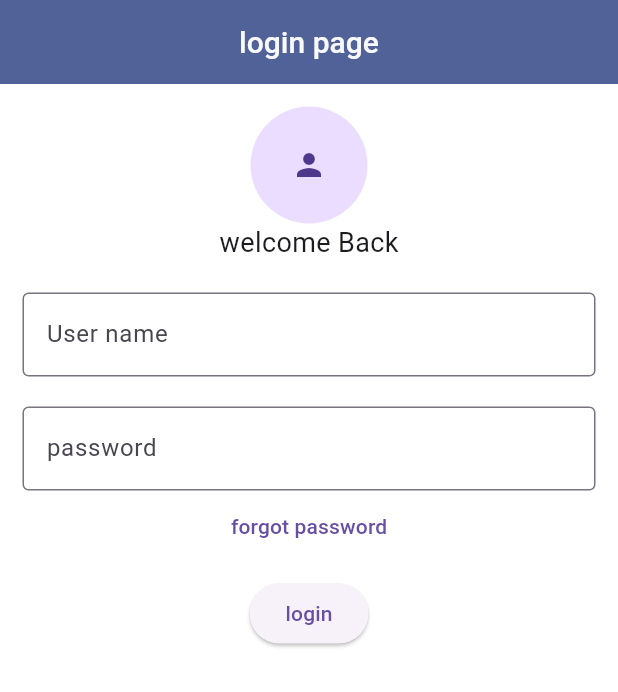
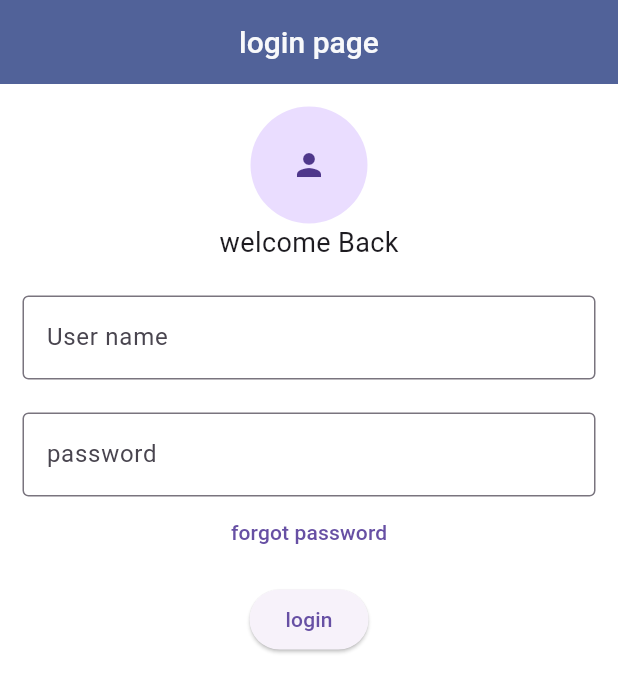
Before and after one commit to Neeraj1552/login-page, a Flutter app: the screen it shows after launch, on a phone screen of 412 x 824 dp. Shown: the top 692 px of the screen. Run offline on Flutter 3.47's test engine with Material 3 defaults, Android fonts, the phone set to English and light mode, and no system bars.

Commit message:
Update myown.dart

```diff
--- a/lib/widgets/myown.dart
+++ b/lib/widgets/myown.dart
@@ -51,7 +51,7 @@ TextEditingController username=TextEditingController();
             ),
             ),
             SizedBox(
-              height: 20,
+              height: 22,
             ),
             TextField(
               controller:username ,
@@ -61,7 +61,7 @@ TextEditingController username=TextEditingController();
               ),
             ),
             SizedBox(
-              height: 20,
+              height: 22,
             ),
 
             TextField(
```
